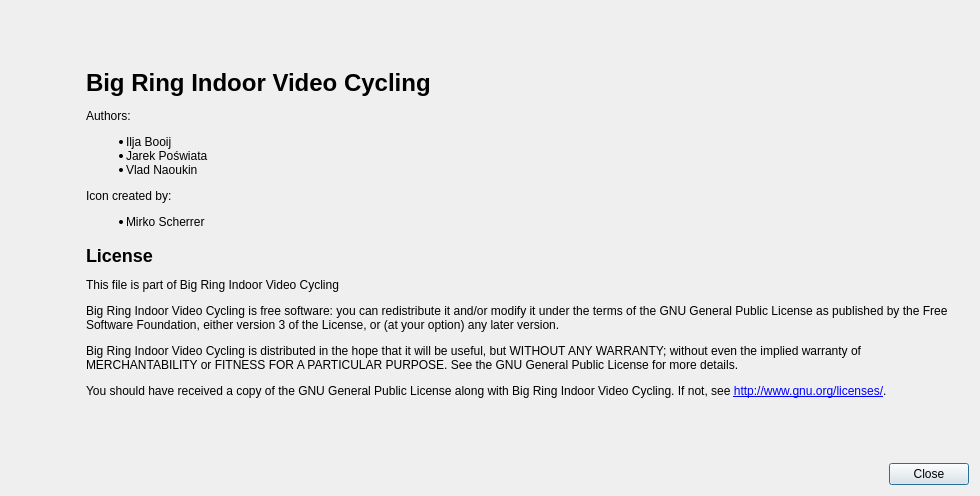
The window that mainlib/maingui/aboutdialog.ui (rsippl/big-ring) describes before a commit, drawn with Qt 5.
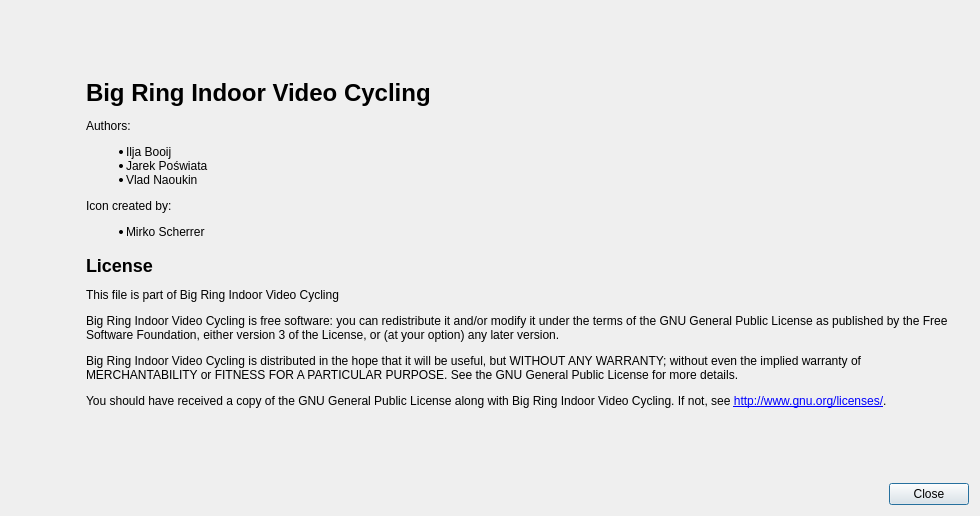
The same window after the commit. Icons and pictures are not drawn.

Commit message: Size changes to about dialog.

Patch:
```diff
--- a/mainlib/maingui/aboutdialog.ui
+++ b/mainlib/maingui/aboutdialog.ui
@@ -7,7 +7,7 @@
     <x>0</x>
     <y>0</y>
     <width>980</width>
-    <height>496</height>
+    <height>516</height>
    </rect>
   </property>
   <property name="sizePolicy">
@@ -26,7 +26,7 @@
       <item row="0" column="2" rowspan="2">
        <widget class="QLabel" name="label_2">
         <property name="sizePolicy">
-         <sizepolicy hsizetype="Preferred" vsizetype="Preferred">
+         <sizepolicy hsizetype="Preferred" vsizetype="Minimum">
           <horstretch>2</horstretch>
           <verstretch>3</verstretch>
          </sizepolicy>
```
Left out of the diff: 3 changed lines with no effect on the pictures.
